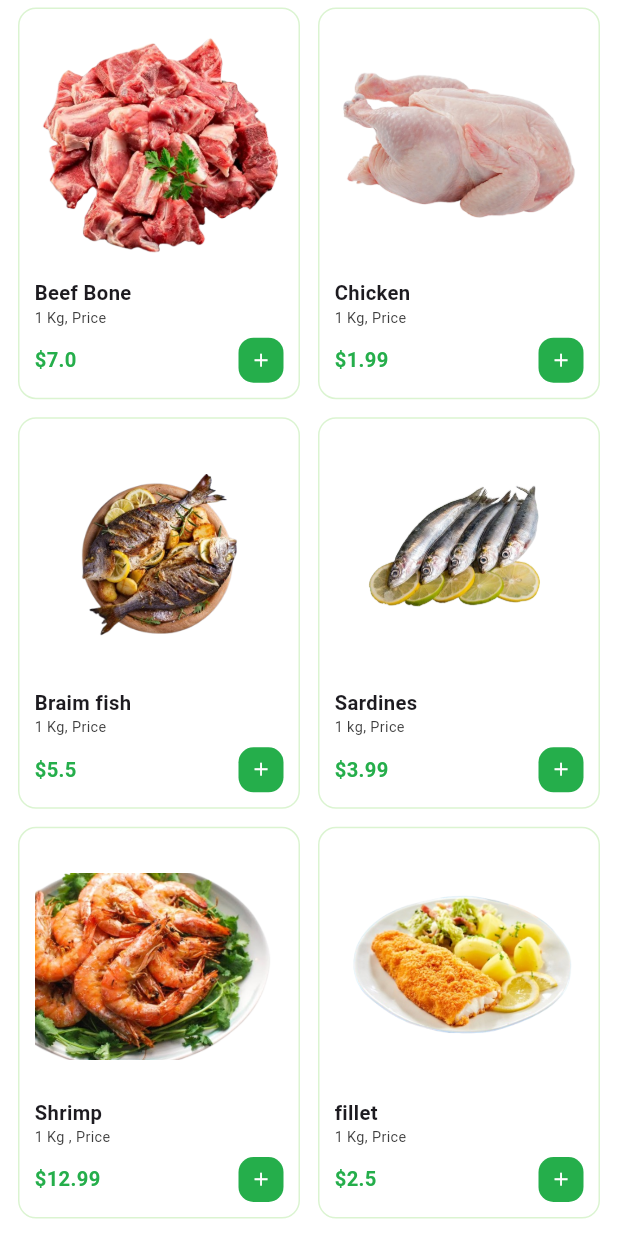
After one commit to MohamadRamahi/groceries_app, a Flutter app: the MeatFishScreen screen opened directly, scrolled down 35 dp, after a tap on the "add" icon, on a phone screen of 412 x 824 dp. The commit adds this screen. Run offline on Flutter 3.47's test engine with Material 3 defaults, Android fonts, the phone set to English and light mode, and no system bars; our stand-ins replace bloc, equatable, flutter_bloc, geocoding, geolocator, intl_phone_field and 3 more; accounts and stored records are empty.

Commit message:
edit design and logic meat and fish screen and meat and fish  cubit and meat and fish widget and add new images

```diff
--- /dev/null
+++ b/lib/cubit/cubit/meat_and_fish_cubit.dart
@@ -0,0 +1,89 @@
+import 'package:flutter_bloc/flutter_bloc.dart';
+
+abstract class MeatAndFishState {}
+
+class MeatAndFishInitial extends MeatAndFishState {}
+
+class MeatAndFishLoaded extends MeatAndFishState {
+  final List<Map<String, dynamic>> products;
+  MeatAndFishLoaded(this.products);
+}
+
+class MeatAndFishCubit extends Cubit<MeatAndFishState> {
+  MeatAndFishCubit() : super(MeatAndFishInitial()) {
+    loadMeatAndFishProducts();
+  }
+
+  final List<Map<String, dynamic>> topProducts = [
+    {
+      "name": "Beef Bone ",
+      "rating": 3.8,
+      "price": 7.00,
+      "description": "1 Kg, Price",
+      "description1":  "Apples are nutritious. Apples may be good for weight loss. ",
+      "image": "assets/image/beef_bone.png"
+    },
+    {
+      "name": "Chicken",
+      "rating": 4.5,
+      "price": 1.99,
+      "description": "1 Kg, Price",
+      "description1":  "Apples are nutritious. Apples may be good for weight loss. ",
+
+      "image": "assets/image/chicken.png"
+    },
+    {
+      "name": "Braim fish",
+      "rating": 4.5,
+      "price": 5.50,
+      "description": "1 Kg, Price",
+      "description1":  "Apples are nutritious. Apples may be good for weight loss. ",
+
+      "image": "assets/image/braim_fish.png"
+    },
+    {
+      "name": "Sardines",
+      "rating": 4.5,
+      "price": 3.99,
+      "description": "1 kg, Price",
+      "description1":  "Apples are nutritious. Apples may be good for weight loss. ",
+
+      "image": "assets/image/sardenes1.png"
+    },
+    {
+      "name": "Shrimp",
+      "rating": 4.5,
+      "price": 12.99,
+      "description": "1 Kg , Price",
+      "description1":  "Apples are nutritious. Apples may be good for weight loss. ",
+
+      "image": "assets/image/shrimp.png"
+    },
+    {
+      "name": "fillet",
+      "rating": 4.5,
+      "price": 2.50,
+      "description": "1 Kg, Price",
+      "description1":  "Apples are nutritious. Apples may be good for weight loss. ",
+
+      "image": "assets/image/fillet.png"
+    },
+
+  ];
+
+  void loadMeatAndFishProducts() {
+    List<Map<String, dynamic>> MeatAndFish = topProducts
+        .where((product) => product["rating"] >= 2)
+        .toList();
+    emit(MeatAndFishLoaded(MeatAndFish));
+  }
+
+  void search(String query) {
+    List<Map<String, dynamic>> filtered = topProducts
+        .where((product) =>
+    product["name"].toLowerCase().contains(query.toLowerCase()) &&
+        product["rating"] >= 4.0)
+        .toList();
+    emit(MeatAndFishLoaded(filtered));
+  }
+}
--- a/lib/main.dart
+++ b/lib/main.dart
@@ -11,6 +11,7 @@ import 'package:groceries_app/cubit/cubit/fresh_frutes_cubit.dart';
 import 'package:groceries_app/cubit/cubit/location_cubit.dart';
 import 'package:groceries_app/cubit/cubit/login_cubit.dart';
 import 'package:groceries_app/cubit/cubit/meat_and_chiken_cubit.dart';
+import 'package:groceries_app/cubit/cubit/meat_and_fish_cubit.dart';
 import 'package:groceries_app/cubit/cubit/onbording_cubit.dart';
 import 'package:groceries_app/cubit/cubit/signup_cubit.dart';
 import 'package:groceries_app/cubit/cubit/top_rated_cubit.dart';
@@ -52,7 +53,8 @@ class MyApp extends StatelessWidget {
         BlocProvider(create: (context)=>ExplorerCubit()),
         BlocProvider(create: (context)=>BeverageCubit()),
         BlocProvider(create: (context)=>FreshFrutesCubit()),
-        BlocProvider(create: (context)=>FoodStuffCubit())
+        BlocProvider(create: (context)=>FoodStuffCubit()),
+        BlocProvider(create: (context)=>MeatAndFishCubit())
       ],
       child: MaterialApp(
         debugShowCheckedModeBanner: false,
--- a/lib/view/screen/food_stuff_screen.dart
+++ b/lib/view/screen/food_stuff_screen.dart
@@ -15,8 +15,10 @@ class FoodStuffScreen extends StatelessWidget {
         child: SafeArea(
           child: Column(
             children:  [
-              Text('Beverage',style: TextStyle(fontSize:
-              responsiveWidth(context, 20)),),
+              Text('Food',style: TextStyle(
+                  fontSize:responsiveWidth(context, 20),
+                  fontWeight:FontWeight.w600 ),
+              ),
               FoodStuffWidget(),
 
             ],
--- a/lib/view/screen/fresh_frutes_screen.dart
+++ b/lib/view/screen/fresh_frutes_screen.dart
@@ -1,6 +1,5 @@
 import 'package:flutter/material.dart';
 import 'package:groceries_app/responsive.dart';
-import 'package:groceries_app/view/widget/beverage_widget.dart';
 import 'package:groceries_app/view/widget/fresh_frutis_widget.dart';
 
 class FreshFruitsScreen extends StatelessWidget {
@@ -14,8 +13,11 @@ class FreshFruitsScreen extends StatelessWidget {
         child: SafeArea(
           child: Column(
             children:  [
-              Text('Beverage',style: TextStyle(fontSize:
-              responsiveWidth(context, 20)),),
+              Text('Fruit and Vegetables',style: TextStyle(
+                  fontSize: responsiveWidth(context, 20),
+                  fontWeight: FontWeight.w600
+              ),
+              ),
               FreshFrutisWidget(),
 
             ],
--- a/lib/view/screen/meat_fish_screen.dart
+++ b/lib/view/screen/meat_fish_screen.dart
@@ -1,10 +1,30 @@
 import 'package:flutter/material.dart';
+import 'package:groceries_app/responsive.dart';
+import 'package:groceries_app/view/widget/fresh_frutis_widget.dart';
+import 'package:groceries_app/view/widget/meat_and_fish_widget.dart';
 
 class MeatFishScreen extends StatelessWidget {
   const MeatFishScreen({super.key});
 
   @override
   Widget build(BuildContext context) {
-    return const Placeholder();
+    return Scaffold(
+      backgroundColor: Colors.white,
+      body: SingleChildScrollView(
+        child: SafeArea(
+          child: Column(
+            children:  [
+              Text('Meat and Fish',style: TextStyle(
+                  fontSize: responsiveWidth(context, 20),
+                  fontWeight: FontWeight.w600
+              ),
+              ),
+              MeatAndFishWidget(),
+
+            ],
+          ),
+        ),
+      ),
+    );
   }
 }
--- /dev/null
+++ b/lib/view/widget/meat_and_fish_widget.dart
@@ -0,0 +1,151 @@
+import 'package:flutter/material.dart';
+import 'package:flutter_bloc/flutter_bloc.dart';
+import 'package:groceries_app/cubit/cubit/beverage_cubit.dart';
+import 'package:groceries_app/cubit/cubit/cart_cubit.dart';
+import 'package:groceries_app/cubit/cubit/fresh_frutes_cubit.dart';
+import 'package:groceries_app/cubit/cubit/meat_and_fish_cubit.dart';
+import 'package:groceries_app/responsive.dart';
+import 'package:groceries_app/view/screen/product_details_screen.dart';
+
+import '../../../model/product_model.dart';
+
+class MeatAndFishWidget extends StatelessWidget {
+  const MeatAndFishWidget({Key? key}) : super(key: key);
+
+  @override
+  Widget build(BuildContext context) {
+    final double screenWidth = MediaQuery.of(context).size.width;
+
+    return BlocProvider(
+      create: (context) => MeatAndFishCubit(),
+      child: BlocBuilder<MeatAndFishCubit, MeatAndFishState>(
+        builder: (context, state) {
+          if (state is MeatAndFishLoaded) {
+            return Padding(
+              padding: const EdgeInsets.all(12.0),
+              child: GridView.builder(
+                physics: const NeverScrollableScrollPhysics(), // disables scroll if inside scrollable
+                shrinkWrap: true,
+                itemCount: state.products.length,
+                gridDelegate: const SliverGridDelegateWithFixedCrossAxisCount(
+                  crossAxisCount: 2,
+                  childAspectRatio: 0.72,
+                  crossAxisSpacing: 12,
+                  mainAxisSpacing: 12,
+                ),
+                itemBuilder: (context, index) {
+                  final product = state.products[index];
+                  return _buildProductCard(screenWidth, product, context);
+                },
+              ),
+            );
+          }
+          return const Center(child: CircularProgressIndicator());
+        },
+      ),
+    );
+  }
+
+  Widget _buildProductCard(double screenWidth, Map<String, dynamic> product, BuildContext context) {
+    return GestureDetector(
+      onTap: () {
+        final productModel = Product(
+          name: product["name"],
+          price: product["price"],
+          description: product["description"],
+          description1: product["description1"] ?? '',
+          image: product["image"],
+          images: product['images'] ?? '',
+        );
+        Navigator.push(
+          context,
+          MaterialPageRoute(
+            builder: (context) => ProductDetailsScreen(product: productModel),
+          ),
+        );
+      },
+      child: Container(
+        decoration: BoxDecoration(
+          color: Colors.white,
+          border: Border.all(color: const Color(0xffDBF4D1)),
+          borderRadius: BorderRadius.circular(12),
+        ),
+        child: Padding(
+          padding: const EdgeInsets.all(10),
+          child: Column(
+            crossAxisAlignment: CrossAxisAlignment.start,
+            children: [
+              Expanded(
+                child: Image.asset(
+                  product["image"],
+                  fit: BoxFit.contain,
+                  width: double.infinity,
+                ),
+              ),
+              const SizedBox(height: 6),
+              Text(
+                product["name"],
+                style: TextStyle(
+                  fontWeight: FontWeight.bold,
+                  fontSize: responsiveWidth(context, 14),
+                ),
+              ),
+              Text(
+                product["description"],
+                style: TextStyle(
+                  fontSize: responsiveWidth(context, 10),
+                  color:  Color(0xff3B3B3B),
+                ),
+              ),
+              const SizedBox(height: 6),
+              Row(
+                mainAxisAlignment: MainAxisAlignment.spaceBetween,
+                children: [
+                  Text(
+                    "\$${product["price"]}",
+                    style: TextStyle(
+                      fontSize: responsiveWidth(context, 14),
+                      color: const Color(0xff25AE4B),
+                      fontWeight: FontWeight.bold,
+                    ),
+                  ),
+                  _buildAddButton(context, screenWidth, product),
+                ],
+              )
+            ],
+          ),
+        ),
+      ),
+    );
+  }
+
+  Widget _buildAddButton(BuildContext context, double screenWidth, Map<String, dynamic> product) {
+    return Container(
+      width: 30,
+      height: 30,
+      decoration: const BoxDecoration(
+          shape: BoxShape.rectangle,
+          color: Color(0xff25AE4B),
+          borderRadius: BorderRadius.all(Radius.circular(10))
+      ),
+      child: IconButton(
+        padding: EdgeInsets.zero,
+        icon: Icon(Icons.add, size: screenWidth * 0.035, color: Colors.white),
+        onPressed: () {
+          final productModel = Product(
+            name: product["name"],
+            price: product["price"],
+            image: product["image"],
+            images: product['images'] ?? '',
+            description: product["description"],
+            description1: product["description1"] ?? '',
+          );
+          context.read<CartCubit>().addToCart(
+            product: productModel,
+            quantity: 1,
+          );
+        },
+      ),
+    );
+  }
+}
```
Also changed, not shown: assets/image/braim_fish.png (added), assets/image/fillet.png (added), assets/image/sardenes1.png (added), assets/image/sardines.dart (added), assets/image/shrimp.png (added).
